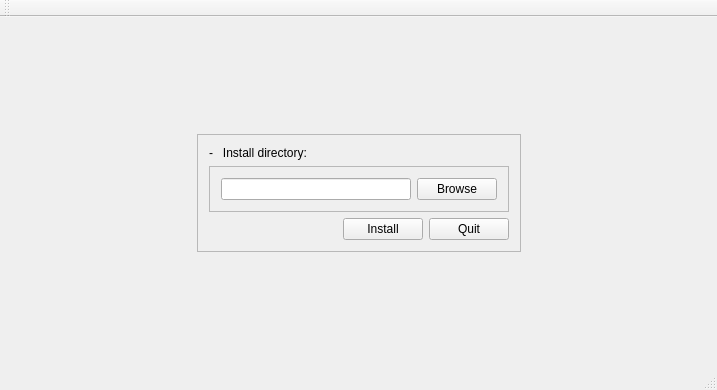
First picture: the form in installer/pysource/source/installer_ui.ui, repository fnugrahendi/petuk.corp, before the edit.
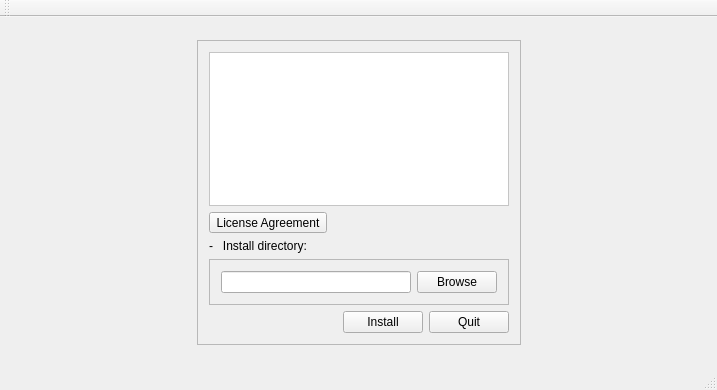
Second picture: the form after the edit. The open tabs and pages were chosen to show the change.

Commit message: Installer ready to deploy

Diff of the .ui file:
```diff
--- a/installer/pysource/source/installer_ui.ui
+++ b/installer/pysource/source/installer_ui.ui
@@ -31,14 +31,27 @@
            <enum>QFrame::Raised</enum>
           </property>
           <layout class="QGridLayout" name="gridLayout_2">
-           <item row="2" column="1">
+           <item row="0" column="0" colspan="3">
+            <widget class="QTextEdit" name="te_Lisensi">
+             <property name="styleSheet">
+              <string notr="true">QTextEdit{
+	background:white;
+
+}</string>
+             </property>
+             <property name="readOnly">
+              <bool>true</bool>
+             </property>
+            </widget>
+           </item>
+           <item row="4" column="1">
             <widget class="QPushButton" name="tb_Install">
              <property name="text">
               <string>Install</string>
              </property>
             </widget>
            </item>
-           <item row="2" column="0">
+           <item row="4" column="0">
             <spacer name="horizontalSpacer_3">
              <property name="orientation">
               <enum>Qt::Horizontal</enum>
@@ -51,14 +64,14 @@
              </property>
             </spacer>
            </item>
-           <item row="2" column="2">
+           <item row="4" column="2">
             <widget class="QPushButton" name="tb_Quit">
              <property name="text">
               <string>Quit</string>
              </property>
             </widget>
            </item>
-           <item row="1" column="0" colspan="3">
+           <item row="3" column="0" colspan="3">
             <widget class="QFrame" name="frame">
              <property name="minimumSize">
               <size>
@@ -86,13 +99,20 @@
              </layout>
             </widget>
            </item>
-           <item row="0" column="0" colspan="3">
+           <item row="2" column="0" colspan="3">
             <widget class="QLabel" name="lb_Judul">
              <property name="text">
               <string>-   Install directory:</string>
              </property>
             </widget>
            </item>
+           <item row="1" column="0" colspan="2">
+            <widget class="QToolButton" name="tb_Lisensi">
+             <property name="text">
+              <string>License Agreement</string>
+             </property>
+            </widget>
+           </item>
           </layout>
          </widget>
         </item>
```
Left out of the diff: 10 changed lines with no effect on the pictures. The commit also changes 2 other files.
